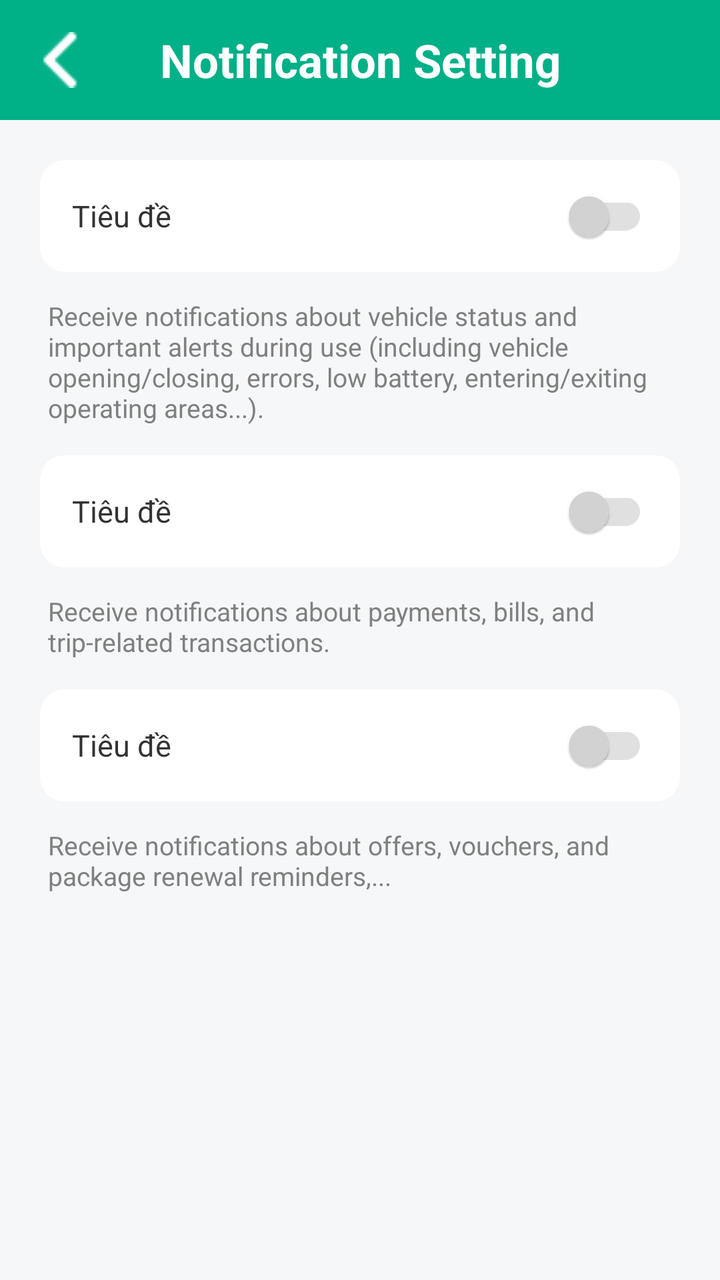
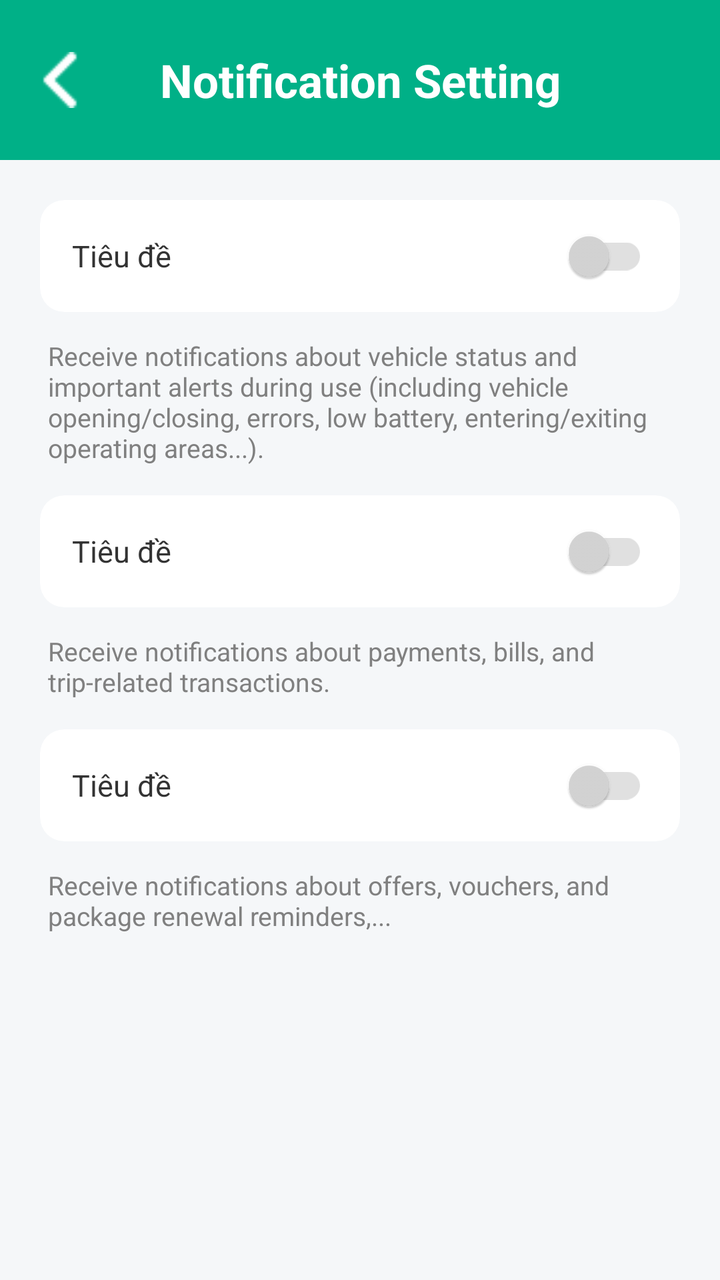

An Android layout rendered at two revisions. The XML below is the earlier revision; the diff shows what the commit changed to produce the second picture.
<!-- AndroidManifest.xml: application theme Theme.Qride -->
<!-- res/layout/activity_notification_settings.xml -->
<?xml version="1.0" encoding="utf-8"?>
<LinearLayout xmlns:android="http://schemas.android.com/apk/res/android"
    xmlns:app="http://schemas.android.com/apk/res-auto"
    xmlns:tools="http://schemas.android.com/tools"
    android:layout_width="match_parent"
    android:layout_height="match_parent"
    android:background="#F5F7F9"
    android:orientation="vertical">

    <LinearLayout
        android:layout_width="match_parent"
        android:layout_height="60dp"
        android:background="#00B087"
        android:gravity="center_vertical"
        android:orientation="horizontal"
        android:paddingHorizontal="16dp">

        <ImageView
            android:id="@+id/btnBack"
            android:layout_width="28dp"
            android:layout_height="28dp"
            android:src="@drawable/ic_arrow_back"
            app:tint="#FFFFFF" />

        <TextView
            android:layout_width="0dp"
            android:layout_height="wrap_content"
            android:layout_weight="1"
            android:gravity="center"
            android:text="@string/tit_cat_dat_thong_bao"
            android:textColor="#FFFFFF"
            android:textSize="23sp"
            android:textStyle="bold" />

        <View
            android:layout_width="28dp"
            android:layout_height="28dp" />
    </LinearLayout>

    <ScrollView
        android:layout_width="match_parent"
        android:layout_height="match_parent">

        <LinearLayout
            android:layout_width="match_parent"
            android:layout_height="wrap_content"
            android:orientation="vertical"
            android:padding="20dp">

            <include
                android:id="@+id/swSystem"
                layout="@layout/item_menu_switch" />

            <TextView
                android:layout_width="match_parent"
                android:layout_height="wrap_content"
                android:layout_marginTop="5dp"
                android:layout_marginBottom="15dp"
                android:paddingHorizontal="4dp"
                android:text="@string/content_notifi1"
                android:textColor="#808080"
                android:textSize="13sp" />

            <include
                android:id="@+id/swTransaction"
                layout="@layout/item_menu_switch" />

            <TextView
                android:layout_width="match_parent"
                android:layout_height="wrap_content"
                android:layout_marginTop="5dp"
                android:layout_marginBottom="15dp"
                android:paddingHorizontal="4dp"
                android:text="@string/content_notifi2"
                android:textColor="#808080"
                android:textSize="13sp" />

            <include
                android:id="@+id/swOther"
                layout="@layout/item_menu_switch" />

            <TextView
                android:layout_width="match_parent"
                android:layout_height="wrap_content"
                android:layout_marginTop="5dp"
                android:layout_marginBottom="15dp"
                android:paddingHorizontal="4dp"
                android:text="@string/content_notifi3"
                android:textColor="#808080"
                android:textSize="13sp" />

        </LinearLayout>
    </ScrollView>
</LinearLayout>
<!-- res/layout/item_menu_switch.xml (included above) -->
<?xml version="1.0" encoding="utf-8"?>
<androidx.cardview.widget.CardView
    xmlns:android="http://schemas.android.com/apk/res/android"
    xmlns:app="http://schemas.android.com/apk/res-auto"
    android:layout_width="match_parent"
    android:layout_height="wrap_content"
    android:layout_marginBottom="8dp"
    app:cardBackgroundColor="#FFFFFF"
    app:cardCornerRadius="12dp"
    app:cardElevation="0dp">

    <LinearLayout
        android:layout_width="match_parent"
        android:layout_height="56dp"
        android:gravity="center_vertical"
        android:orientation="horizontal"
        android:paddingHorizontal="16dp">

        <TextView
            android:id="@+id/tvSwitchTitle"
            android:layout_width="0dp"
            android:layout_height="wrap_content"
            android:layout_weight="1"
            android:text="Tiêu đề"
            android:textColor="#333333"
            android:textSize="15sp" />

        <androidx.appcompat.widget.SwitchCompat
            android:id="@+id/switchWidget"
            android:layout_width="wrap_content"
            android:layout_height="wrap_content"

            app:thumbTint="@color/switch_thumb_selectxt"
            app:trackTint="@color/switch_track_selectxt" />
    </LinearLayout>
</androidx.cardview.widget.CardView>
<!-- resources referenced by this layout -->
<resources>
  <!-- drawable ic_arrow_back: png bitmap (drawable, 314 bytes) -->
  <string name="content_notifi1">Receive notifications about vehicle status and important alerts during use (including vehicle opening/closing, errors, low battery, entering/exiting operating areas...).</string>
  <string name="content_notifi2">Receive notifications about payments, bills, and trip-related transactions.</string>
  <string name="content_notifi3">Receive notifications about offers, vouchers, and package renewal reminders,...</string>
  <string name="tit_cat_dat_thong_bao">Notification Setting</string>
  <style name="Theme.Qride" parent="Base.Theme.Qride" />
  <style name="Base.Theme.Qride" parent="Theme.Material3.DayNight.NoActionBar">
          
          
      </style>
</resources>

<!-- the commit's change to res/layout/activity_notification_settings.xml (unified diff, before → after) -->
@@ -9,7 +9,7 @@
 
     <LinearLayout
         android:layout_width="match_parent"
-        android:layout_height="60dp"
+        android:layout_height="80dp"
         android:background="#00B087"
         android:gravity="center_vertical"
         android:orientation="horizontal"
